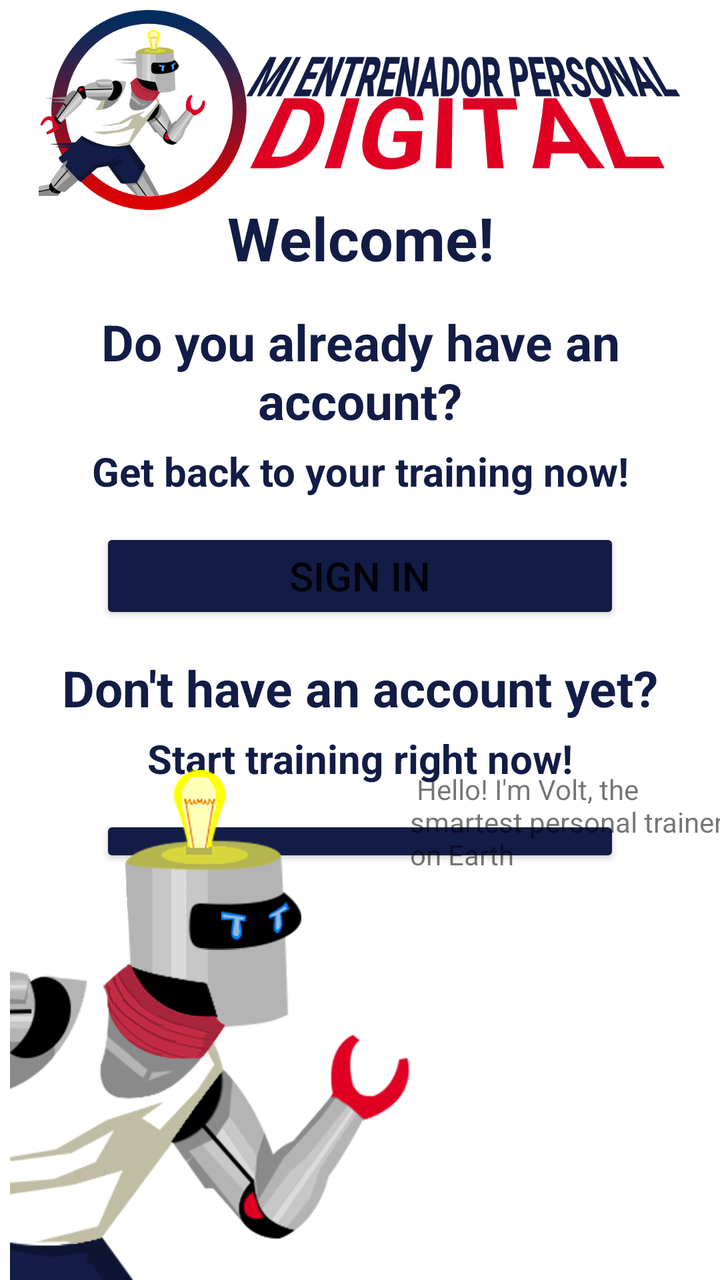
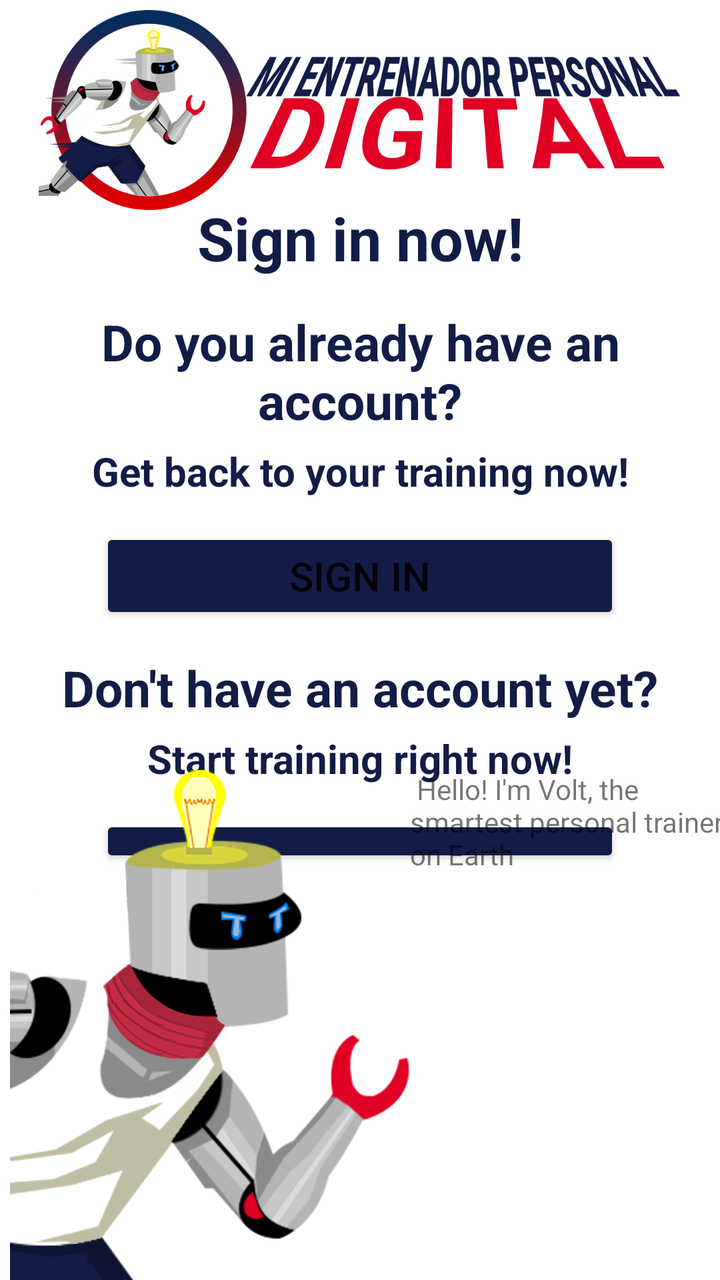

Compare the two renders of this Android layout. The source of the first and the diff that turns it into the second are given below.
<!-- AndroidManifest.xml: activity theme Theme.MyVirtualPersonalTrainer.NoActionBar -->
<!-- res/layout/activity_main.xml -->
<?xml version="1.0" encoding="utf-8"?>
<androidx.constraintlayout.widget.ConstraintLayout xmlns:android="http://schemas.android.com/apk/res/android"
    xmlns:app="http://schemas.android.com/apk/res-auto"
    xmlns:tools="http://schemas.android.com/tools"
    android:layout_width="match_parent"
    android:layout_height="match_parent"
    tools:context="com.carvilgar.myvirtualpersonaltrainer.welcome.MainActivity">

    <ImageView
        android:id="@+id/app_logo"
        android:layout_width="wrap_content"
        android:layout_height="100dp"
        android:layout_marginStart="5dp"
        android:layout_marginTop="5dp"
        android:layout_marginEnd="5dp"
        app:layout_constraintEnd_toEndOf="parent"
        app:layout_constraintStart_toStartOf="parent"
        app:layout_constraintTop_toTopOf="parent"
        app:srcCompat="@drawable/tittle" />

    <LinearLayout
        android:id="@+id/linearLayout"
        android:layout_width="match_parent"
        android:layout_height="345dp"
        android:orientation="vertical"
        app:layout_constraintBottom_toBottomOf="parent"
        app:layout_constraintEnd_toEndOf="parent"
        app:layout_constraintStart_toStartOf="parent"
        app:layout_constraintTop_toTopOf="parent"
        app:layout_constraintVertical_bias="0.3">

        <TextView
            android:id="@+id/welcome_title"
            android:layout_width="match_parent"
            android:layout_height="wrap_content"
            android:layout_marginTop="10dp"
            android:gravity="center"
            android:text="@string/welcome_title"
            android:textColor="@color/text_color"
            android:textSize="30sp"
            android:textStyle="bold" />

        <TextView
            android:id="@+id/welcome_sign_in"
            android:layout_width="match_parent"
            android:layout_height="wrap_content"
            android:layout_marginTop="15dp"

            android:gravity="center"
            android:text="@string/welcome_sing_in"
            android:textColor="@color/text_color"
            android:textSize="25sp"
            android:textStyle="bold" />

        <TextView
            android:id="@+id/welcome_sign_in_p"
            android:layout_width="match_parent"
            android:layout_height="wrap_content"
            android:layout_marginTop="5dp"

            android:gravity="center"
            android:text="@string/welcome_sign_in_p"
            android:textColor="@color/text_color"
            android:textSize="20sp"
            android:textStyle="bold" />

        <Button
            android:id="@+id/welcome_sign_in_button"
            android:layout_width="match_parent"
            android:layout_height="wrap_content"
            android:layout_marginStart="50dp"
            android:layout_marginTop="15dp"
            android:layout_marginEnd="50dp"
            android:backgroundTint="@color/text_color"
            android:text="@string/sign_in"
            android:textSize="20sp" />

        <TextView
            android:id="@+id/welcome_sign_up"
            android:layout_width="match_parent"
            android:layout_height="wrap_content"
            android:layout_marginTop="15dp"

            android:gravity="center"
            android:text="@string/welcome_sing_up"
            android:textColor="@color/text_color"
            android:textSize="25sp"
            android:textStyle="bold" />

        <TextView
            android:id="@+id/welcome_sign_up_p"
            android:layout_width="match_parent"
            android:layout_height="wrap_content"
            android:layout_marginTop="5dp"

            android:gravity="center"
            android:text="@string/welcome_sign_up_p"
            android:textColor="@color/text_color"
            android:textSize="20sp"
            android:textStyle="bold" />

        <Button
            android:id="@+id/welcome_sign_up_button"
            android:layout_width="match_parent"
            android:layout_height="wrap_content"
            android:layout_marginStart="50dp"
            android:layout_marginTop="15dp"
            android:layout_marginEnd="50dp"
            android:backgroundTint="@color/text_color"
            android:text="@string/sing_up"
            android:textSize="20sp" />
    </LinearLayout>

    <LinearLayout
        android:layout_width="match_parent"
        android:layout_height="255dp"
        android:layout_marginStart="0dp"
        android:layout_marginBottom="0dp"
        android:orientation="horizontal"
        app:layout_constraintBottom_toBottomOf="parent"
        app:layout_constraintStart_toStartOf="parent">

        <ImageView
            android:id="@+id/pet1"
            android:layout_width="200dp"
            android:layout_height="255dp"
            android:layout_marginStart="5dp"
            android:layout_marginBottom="5dp"
            app:srcCompat="@drawable/pet1" />

        <TextView
            android:id="@+id/pet1_text"
            android:layout_width="163dp"
            android:layout_height="53dp"
            android:layout_weight="0"
            android:text="@string/pet1_text" />
    </LinearLayout>


</androidx.constraintlayout.widget.ConstraintLayout>
<!-- resources referenced by this layout -->
<resources>
  <color name="text_color">#121c46</color>
  <!-- drawable pet1: png bitmap (drawable, 179714 bytes) -->
  <!-- drawable tittle: png bitmap (drawable, 175872 bytes) -->
  <string name="pet1_text">" Hello! I'm Volt, the smartest personal trainer on Earth"</string>
  <string name="sign_in">Sign in</string>
  <string name="sing_up">Sign up</string>
  <string name="welcome_sign_in_p">Get back to your training now!</string>
  <string name="welcome_sign_up_p">Start training right now!</string>
  <string name="welcome_sing_in">Do you already have an account?</string>
  <string name="welcome_sing_up">Don\'t have an account yet?</string>
  <string name="welcome_title">Welcome!</string>
  <style name="Theme.MyVirtualPersonalTrainer.NoActionBar">
          <item name="windowActionBar">false</item>
          <item name="windowNoTitle">true</item>
      </style>
</resources>

<!-- the commit's change to res/layout/activity_main.xml (unified diff, before → after) -->
@@ -4,7 +4,7 @@
     xmlns:tools="http://schemas.android.com/tools"
     android:layout_width="match_parent"
     android:layout_height="match_parent"
-    tools:context="com.carvilgar.myvirtualpersonaltrainer.welcome.MainActivity">
+    tools:context=".welcome.MainActivity">
 
     <ImageView
         android:id="@+id/app_logo"
@@ -13,6 +13,7 @@
         android:layout_marginStart="5dp"
         android:layout_marginTop="5dp"
         android:layout_marginEnd="5dp"
+        android:contentDescription="@string/logo_description"
         app:layout_constraintEnd_toEndOf="parent"
         app:layout_constraintStart_toStartOf="parent"
         app:layout_constraintTop_toTopOf="parent"
@@ -35,7 +36,7 @@
             android:layout_height="wrap_content"
             android:layout_marginTop="10dp"
             android:gravity="center"
-            android:text="@string/welcome_title"
+            android:text="@string/sign_in_title"
             android:textColor="@color/text_color"
             android:textSize="30sp"
             android:textStyle="bold" />
<!-- resource entries referenced after the edit -->
@@ -3,14 +3,15 @@
   <color name="text_color">#121c46</color>
   <!-- drawable pet1: png bitmap (drawable, 179714 bytes) -->
   <!-- drawable tittle: png bitmap (drawable, 175872 bytes) -->
+  <string name="logo_description" translatable="false">App pet and title</string>
   <string name="pet1_text">" Hello! I'm Volt, the smartest personal trainer on Earth"</string>
   <string name="sign_in">Sign in</string>
+  <string name="sign_in_title">Sign in now!</string>
   <string name="sing_up">Sign up</string>
   <string name="welcome_sign_in_p">Get back to your training now!</string>
   <string name="welcome_sign_up_p">Start training right now!</string>
   <string name="welcome_sing_in">Do you already have an account?</string>
   <string name="welcome_sing_up">Don\'t have an account yet?</string>
-  <string name="welcome_title">Welcome!</string>
   <style name="Theme.MyVirtualPersonalTrainer.NoActionBar">
           <item name="windowActionBar">false</item>
           <item name="windowNoTitle">true</item>
